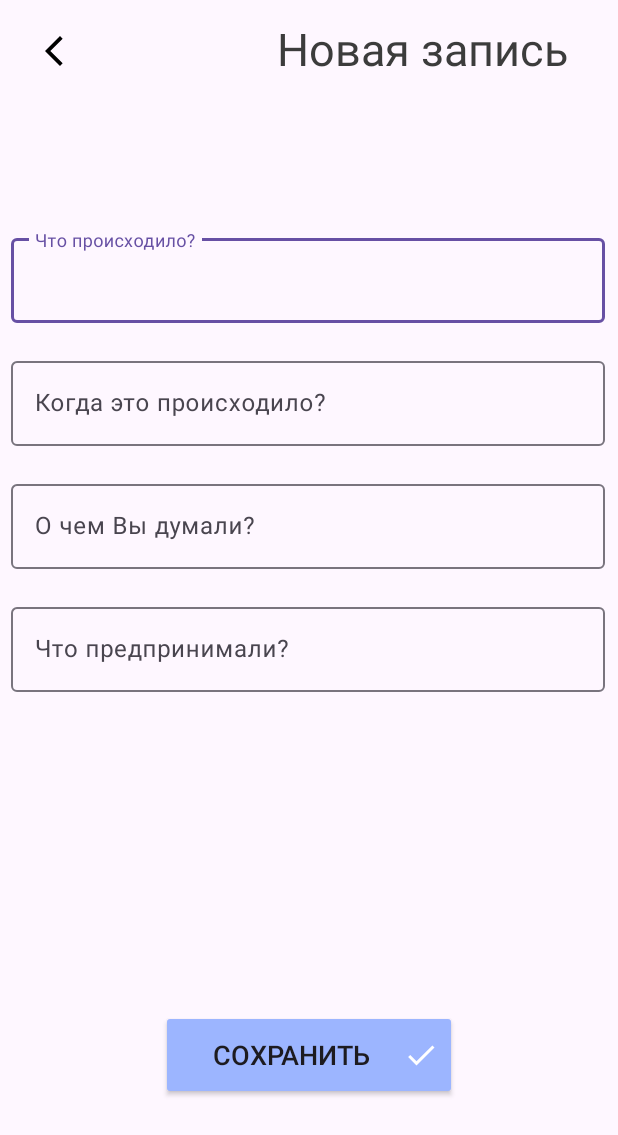
After one commit to Bkmz7692/EmotionNoteApp, an Android app: the fragment CreateEmoteNoteFragment shown on its own in the app's theme, on a phone screen of 412 x 824 dp. The commit adds this screen. Shown: the top 1135 px of the screen. Run offline under Robolectric (Android 15) with nearby library versions, the phone set to English and light mode, and no system bars.

Commit message:
Add Create Note Fragment
Add Create Note Fragment
Done Connection of db

```diff
--- a/app/build.gradle.kts
+++ b/app/build.gradle.kts
@@ -43,6 +43,7 @@ dependencies {
     implementation("androidx.constraintlayout:constraintlayout:2.1.4")
     implementation("androidx.room:room-common:2.6.1")
     implementation("androidx.room:room-compiler:2.6.1")
+    implementation("androidx.room:room-ktx:2.6.1")
     testImplementation("junit:junit:4.13.2")
     androidTestImplementation("androidx.test.ext:junit:1.1.5")
     androidTestImplementation("androidx.test.espresso:espresso-core:3.5.1")
--- /dev/null
+++ b/app/src/main/java/com/bkmzdev/dreamjournal/CreateEmoteNoteFragment.kt
@@ -0,0 +1,35 @@
+package com.bkmzdev.dreamjournal
+
+import android.os.Bundle
+import androidx.fragment.app.Fragment
+import android.view.LayoutInflater
+import android.view.View
+import android.view.ViewGroup
+
+
+class CreateEmoteNoteFragment : Fragment() {
+
+
+    override fun onCreate(savedInstanceState: Bundle?) {
+        super.onCreate(savedInstanceState)
+        arguments?.let {
+        }
+    }
+
+    override fun onCreateView(
+        inflater: LayoutInflater, container: ViewGroup?,
+        savedInstanceState: Bundle?
+    ): View? {
+        // Inflate the layout for this fragment
+        return inflater.inflate(R.layout.fragment_create_emote_note, container, false)
+    }
+
+    companion object {
+        @JvmStatic
+        fun newInstance(param1: String, param2: String) =
+            CreateEmoteNoteFragment().apply {
+                arguments = Bundle().apply {
+                }
+            }
+    }
+}
--- /dev/null
+++ b/app/src/main/java/com/bkmzdev/dreamjournal/database/EmotesDatabase.kt
@@ -0,0 +1,24 @@
+package com.bkmzdev.dreamjournal.database
+
+import android.content.Context
+import androidx.room.Database
+import androidx.room.Room
+import androidx.room.RoomDatabase
+import com.bkmzdev.dreamjournal.dao.NoteDAO
+import com.bkmzdev.dreamjournal.entities.Emotes
+
+@Database(entities = [Emotes::class], version = 1, exportSchema = false)
+abstract class EmotesDatabase: RoomDatabase() {
+    companion object{
+        var emotesDatabase:EmotesDatabase? = null
+
+        @Synchronized
+        fun getDatabase(context:Context): EmotesDatabase {
+            if (emotesDatabase != null){
+                emotesDatabase = Room.databaseBuilder(context, EmotesDatabase::class.java, "emotes.db").build()
+            }
+            return emotesDatabase!!
+        }
+    }
+    abstract fun NoteDAO(): NoteDAO
+}
--- a/app/src/main/java/com/bkmzdev/dreamjournal/entities/NoteClass.kt
+++ b/app/src/main/java/com/bkmzdev/dreamjournal/entities/NoteClass.kt
@@ -3,6 +3,7 @@ package com.bkmzdev.dreamjournal.entities
 import androidx.room.ColumnInfo
 import androidx.room.Entity
 import androidx.room.PrimaryKey
+import java.io.Serializable
 
 @Entity(tableName = "Emotes")
 data class Emotes(
@@ -23,7 +24,7 @@ data class Emotes(
 
     @ColumnInfo(name = "date")
     var date: String,
-){
+): Serializable {
     override fun toString(): String {
         return "$emotion: $date"
     }
--- /dev/null
+++ b/app/src/main/res/drawable/baseline_arrow_back_ios_new_24.xml
@@ -0,0 +1,5 @@
+<vector android:height="24dp" android:tint="#000000"
+    android:viewportHeight="24" android:viewportWidth="24"
+    android:width="24dp" xmlns:android="http://schemas.android.com/apk/res/android">
+    <path android:fillColor="@android:color/white" android:pathData="M17.77,3.77l-1.77,-1.77l-10,10l10,10l1.77,-1.77l-8.23,-8.23z"/>
+</vector>
--- /dev/null
+++ b/app/src/main/res/drawable/baseline_check_24.xml
@@ -0,0 +1,5 @@
+<vector android:height="24dp" android:tint="#000000"
+    android:viewportHeight="24" android:viewportWidth="24"
+    android:width="24dp" xmlns:android="http://schemas.android.com/apk/res/android">
+    <path android:fillColor="@android:color/white" android:pathData="M9,16.17L4.83,12l-1.42,1.41L9,19 21,7l-1.41,-1.41z"/>
+</vector>
--- /dev/null
+++ b/app/src/main/res/drawable/baseline_check_24_white.xml
@@ -0,0 +1,5 @@
+<vector android:height="24dp" android:tint="#FFFFFF"
+    android:viewportHeight="24" android:viewportWidth="24"
+    android:width="24dp" xmlns:android="http://schemas.android.com/apk/res/android">
+    <path android:fillColor="@android:color/white" android:pathData="M9,16.17L4.83,12l-1.42,1.41L9,19 21,7l-1.41,-1.41z"/>
+</vector>
--- /dev/null
+++ b/app/src/main/res/layout/fragment_create_emote_note.xml
@@ -0,0 +1,112 @@
+<?xml version="1.0" encoding="utf-8"?>
+<androidx.constraintlayout.widget.ConstraintLayout xmlns:android="http://schemas.android.com/apk/res/android"
+    xmlns:app="http://schemas.android.com/apk/res-auto"
+    xmlns:tools="http://schemas.android.com/tools"
+    android:layout_width="match_parent"
+    android:layout_height="match_parent"
+    android:backgroundTint="@color/activity_bg"
+    tools:context=".CreateEmoteNoteFragment">
+
+    <TextView
+        android:id="@+id/textView3"
+        android:layout_width="195dp"
+        android:layout_height="35dp"
+        android:layout_marginTop="12dp"
+        android:layout_marginEnd="32dp"
+        android:text="Новая запись"
+        android:textColor="#3C3C3C"
+        android:textSize="30sp"
+        app:layout_constraintEnd_toEndOf="parent"
+        app:layout_constraintTop_toTopOf="parent" />
+
+    <ImageButton
+        android:id="@+id/backBTN"
+        android:layout_width="39dp"
+        android:layout_height="36dp"
+        android:layout_marginStart="16dp"
+        android:layout_marginTop="16dp"
+        android:background="#00FFFFFF"
+        android:src="@drawable/baseline_arrow_back_ios_new_24"
+        app:layout_constraintStart_toStartOf="parent"
+        app:layout_constraintTop_toTopOf="parent" />
+
+    <LinearLayout
+        android:id="@+id/linearLayout"
+        android:layout_width="396dp"
+        android:layout_height="439dp"
+        android:layout_marginTop="96dp"
+        android:orientation="vertical"
+        app:layout_constraintEnd_toEndOf="parent"
+        app:layout_constraintHorizontal_bias="0.466"
+        app:layout_constraintStart_toStartOf="parent"
+        app:layout_constraintTop_toBottomOf="@+id/textView3">
+
+        <com.google.android.material.textfield.TextInputLayout
+            style="@style/Widget.Material3.TextInputLayout.OutlinedBox"
+            android:layout_width="match_parent"
+            android:layout_height="wrap_content"
+            android:hint="Что происходило?"
+            android:paddingTop="10sp"
+            android:paddingBottom="10sp">
+
+            <com.google.android.material.textfield.TextInputEditText
+                android:layout_width="match_parent"
+                android:layout_height="wrap_content" />
+        </com.google.android.material.textfield.TextInputLayout>
+
+        <com.google.android.material.textfield.TextInputLayout
+            style="@style/Widget.Material3.TextInputLayout.OutlinedBox"
+            android:layout_width="match_parent"
+            android:layout_height="wrap_content"
+            android:hint="Когда это происходило?"
+            android:paddingTop="10sp"
+            android:paddingBottom="10sp">
+
+            <com.google.android.material.textfield.TextInputEditText
+                android:layout_width="match_parent"
+                android:layout_height="wrap_content" />
+        </com.google.android.material.textfield.TextInputLayout>
+
+        <com.google.android.material.textfield.TextInputLayout
+            style="@style/Widget.Material3.TextInputLayout.OutlinedBox"
+            android:layout_width="match_parent"
+            android:layout_height="wrap_content"
+            android:hint="О чем Вы думали?"
+            android:paddingTop="10sp"
+            android:paddingBottom="10sp">
+
+            <com.google.android.material.textfield.TextInputEditText
+                android:layout_width="match_parent"
+                android:layout_height="wrap_content" />
+        </com.google.android.material.textfield.TextInputLayout>
+
+        <com.google.android.material.textfield.TextInputLayout
+            style="@style/Widget.Material3.TextInputLayout.OutlinedBox"
+            android:layout_width="match_parent"
+            android:layout_height="wrap_content"
+            android:hint="Что предпринимали?"
+            android:paddingTop="10sp"
+            android:paddingBottom="10sp">
+
+            <com.google.android.material.textfield.TextInputEditText
+                android:layout_width="match_parent"
+                android:layout_height="wrap_content" />
+        </com.google.android.material.textfield.TextInputLayout>
+
+    </LinearLayout>
+
+    <android.widget.Button
+        android:id="@+id/button"
+        android:layout_width="197dp"
+        android:layout_height="60dp"
+
+        android:backgroundTint="@color/primary"
+        android:drawableEnd="@drawable/baseline_check_24_white"
+        android:text="Сохранить"
+        android:textSize="18sp"
+        app:layout_constraintBottom_toBottomOf="parent"
+        app:layout_constraintEnd_toEndOf="parent"
+        app:layout_constraintStart_toStartOf="parent"
+        app:layout_constraintTop_toBottomOf="@+id/linearLayout" />
+
+</androidx.constraintlayout.widget.ConstraintLayout>
--- a/app/src/main/res/layout/fragment_home.xml
+++ b/app/src/main/res/layout/fragment_home.xml
@@ -12,8 +12,8 @@
         android:id="@+id/textView"
         android:layout_width="276dp"
         android:layout_height="40dp"
-        android:layout_marginStart="16dp"
-        android:layout_marginTop="16dp"
+        android:layout_marginStart="20dp"
+        android:layout_marginTop="20dp"
         android:text="Дневник эмоций"
         android:textColor="#535353"
         android:textSize="30sp"
```
